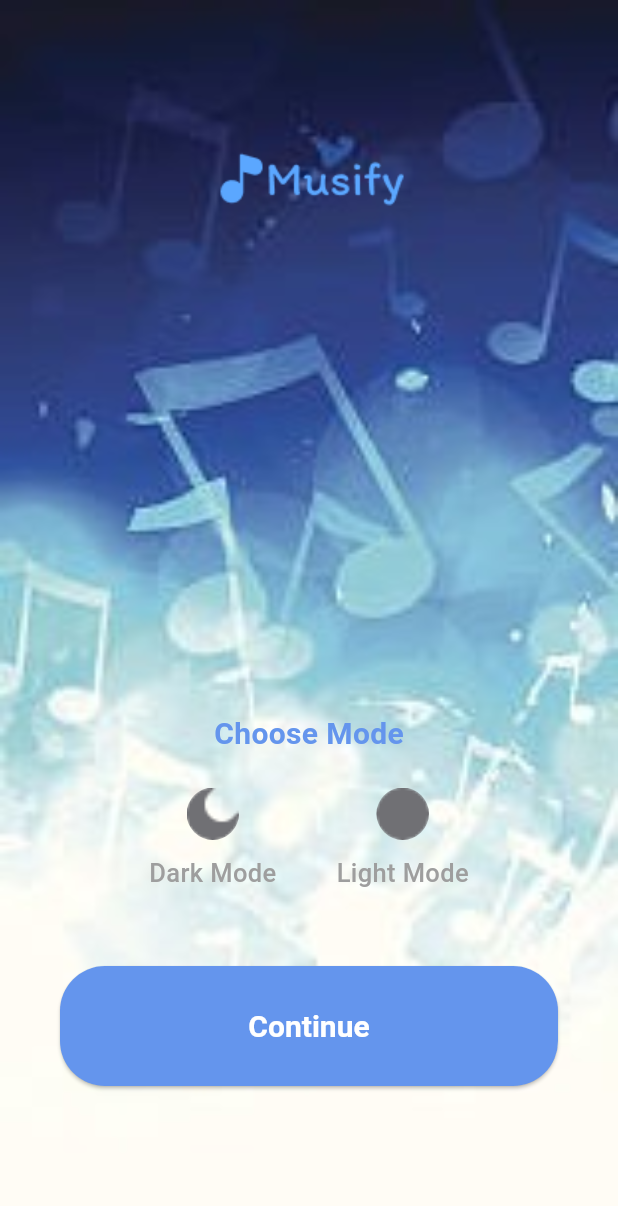
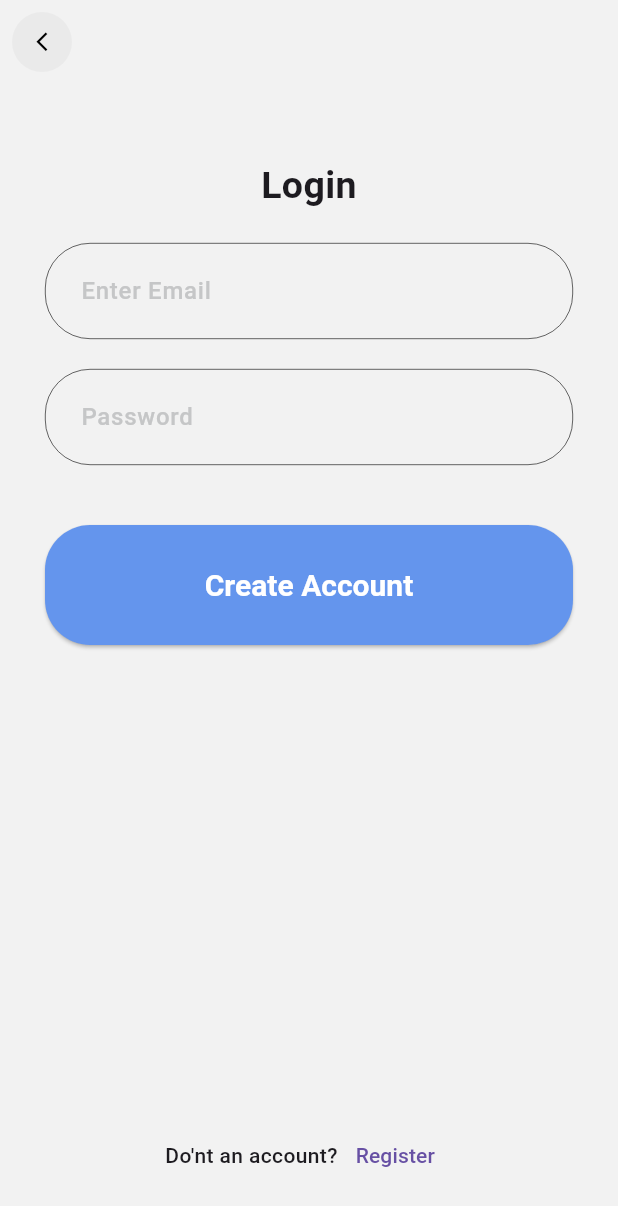
Before and after one commit to ananyadix/musify, a Flutter app: the Choosemode screen opened directly, after a tap on "Continue", on a phone screen of 412 x 824 dp. Shown: the top 1206 px of the screen. Run offline on Flutter 3.47's test engine with Material 3 defaults, Android fonts, the phone set to English and light mode, and no system bars; our stand-ins replace flutter_bloc, hydrated_bloc.

Commit message:
login and sign up screen

```diff
--- /dev/null
+++ b/musify/lib/common/helper/isDarkMode.dart
@@ -0,0 +1,7 @@
+import 'package:flutter/material.dart';
+
+extension DarkMode on BuildContext{
+  bool get isDarkMode{
+    return Theme.of(this).brightness==Brightness.dark;
+  }
+}
--- /dev/null
+++ b/musify/lib/common/widgets/appBar.dart
@@ -0,0 +1,30 @@
+import 'package:flutter/material.dart';
+import 'package:musify/common/helper/isDarkMode.dart';
+
+class Appbar extends StatelessWidget implements PreferredSizeWidget{
+  final Widget? title;
+  const Appbar({this.title,super.key});
+
+  @override
+  Widget build(BuildContext context) {
+    return AppBar(
+      backgroundColor: Colors.transparent,
+      title:title??const Text('') ,
+      centerTitle: true,
+      elevation: 0,
+      leading: IconButton(onPressed: (){Navigator.pop(context);}, icon: Container(
+        height: 50,
+        width: 50,
+        decoration: BoxDecoration(
+          color:context.isDarkMode? Colors.white.withOpacity(0.03):Colors.black.withOpacity(0.03),
+          shape: BoxShape.circle
+        ),
+        child: Icon(Icons.arrow_back_ios_new,size: 15,color: context.isDarkMode?Colors.white:Colors.black,),
+      )),
+    );
+  }
+
+  @override
+  // TODO: implement preferredSize
+  Size get preferredSize => Size.fromHeight(kToolbarHeight);
+}
--- a/musify/lib/core/configs/theme/app_theme.dart
+++ b/musify/lib/core/configs/theme/app_theme.dart
@@ -1,33 +1,72 @@
 import 'package:flutter/material.dart';
 import 'package:musify/core/configs/theme/app_color.dart';
 
-class AppTheme{
-  static final lightTheme=ThemeData(
+class AppTheme {
+  static final lightTheme = ThemeData(
     primaryColor: AppColors.primary,
     scaffoldBackgroundColor: AppColors.lightBackground,
     brightness: Brightness.light,
+    inputDecorationTheme: InputDecorationTheme(
+      filled: true,
+      fillColor: Colors.transparent,
+      hintStyle: TextStyle(
+        color: AppColors.grey,
+        fontWeight: FontWeight.w500
+      ),
+      contentPadding: EdgeInsets.all(20),
+      border: OutlineInputBorder(
+        borderRadius: BorderRadius.circular(30),
+        borderSide: BorderSide(color: Colors.black, width: 0.4),
+      ),
+      enabledBorder: OutlineInputBorder(
+        borderRadius: BorderRadius.circular(30),
+        borderSide: BorderSide(color: Colors.black, width: 0.4),
+      ),
+      focusedBorder: OutlineInputBorder(
+        borderRadius: BorderRadius.circular(30),
+        borderSide: BorderSide(color: AppColors.primary, width: 1.5),  // Slightly bolder focus
+      ),
+    ),
     elevatedButtonTheme: ElevatedButtonThemeData(
       style: ElevatedButton.styleFrom(
         backgroundColor: AppColors.primary,
-        textStyle: const TextStyle(fontSize: 20,fontWeight: FontWeight.bold),
-        shape: RoundedRectangleBorder(
-          borderRadius: BorderRadius.circular(30)
-        )
-      )
-    )
+        textStyle: const TextStyle(fontSize: 20, fontWeight: FontWeight.bold),
+        shape: RoundedRectangleBorder(borderRadius: BorderRadius.circular(30)),
+      ),
+    ),
   );
-  static final darkTheme=ThemeData(
+
+  static final darkTheme = ThemeData(
     primaryColor: AppColors.primary,
     scaffoldBackgroundColor: AppColors.darkBackground,
     brightness: Brightness.dark,
+    inputDecorationTheme: InputDecorationTheme(
+      filled: true,
+      fillColor: Colors.transparent,
+      contentPadding: EdgeInsets.all(20),
+      hintStyle: TextStyle(
+          color: AppColors.darkGrey,
+          fontWeight: FontWeight.w500
+      ),
+      border: OutlineInputBorder(
+        borderRadius: BorderRadius.circular(30),
+        borderSide: BorderSide(color: Colors.white, width: 0.4),
+      ),
+      enabledBorder: OutlineInputBorder(
+        borderRadius: BorderRadius.circular(30),
+        borderSide: BorderSide(color: Colors.white, width: 0.4),
+      ),
+      focusedBorder: OutlineInputBorder(
+        borderRadius: BorderRadius.circular(30),
+        borderSide: BorderSide(color: AppColors.primary, width: 1.5),
+      ),
+    ),
     elevatedButtonTheme: ElevatedButtonThemeData(
       style: ElevatedButton.styleFrom(
         backgroundColor: AppColors.primary,
-              textStyle: const TextStyle(fontSize: 20,fontWeight: FontWeight.bold),
-              shape: RoundedRectangleBorder(
-                  borderRadius: BorderRadius.circular(30)
-              )
-          )
-      )
+        textStyle: const TextStyle(fontSize: 20, fontWeight: FontWeight.bold),
+        shape: RoundedRectangleBorder(borderRadius: BorderRadius.circular(30)),
+      ),
+    ),
   );
 }
--- /dev/null
+++ b/musify/lib/presentation/bloc/themeCubit.dart
@@ -0,0 +1,20 @@
+import 'package:flutter/material.dart';
+import 'package:hydrated_bloc/hydrated_bloc.dart';
+
+class ThemeCubit extends HydratedCubit<ThemeMode> {
+  ThemeCubit() : super(ThemeMode.system);
+
+  void updateTheme(ThemeMode themeMode) => emit(themeMode);
+
+  @override
+  ThemeMode? fromJson(Map<String, dynamic> json) {
+    // Convert stored integer to ThemeMode
+    return ThemeMode.values[json['themeMode'] ?? 0];
+  }
+
+  @override
+  Map<String, dynamic>? toJson(ThemeMode state) {
+    // Store ThemeMode as an integer
+    return {'themeMode': state.index};
+  }
+}
--- a/musify/lib/presentation/pages/intro/chooseMode.dart
+++ b/musify/lib/presentation/pages/intro/chooseMode.dart
@@ -1,6 +1,9 @@
 import 'package:flutter/material.dart';
+import 'package:flutter_bloc/flutter_bloc.dart';
 import 'package:musify/common/widgets/app_button.dart';
 import 'package:musify/core/configs/theme/app_color.dart';
+import 'package:musify/presentation/bloc/themeCubit.dart';
+import 'package:musify/presentation/pages/login&register/login.dart';
 
 class Choosemode extends StatelessWidget {
   const Choosemode({super.key});
@@ -39,7 +42,11 @@ class Choosemode extends StatelessWidget {
                   children: [
                     Column(
                       children: [
-                        ClipOval(
+                        GestureDetector(
+                          onTap: (){
+                            context.read<ThemeCubit>().updateTheme(ThemeMode.dark);
+                          },
+                          child: ClipOval(
                             child: Container(
                               height: 35,
                               width: 35,
@@ -52,13 +59,14 @@ class Choosemode extends StatelessWidget {
                               ),
                             ),
                           ),
+                        ),
                         const SizedBox(height: 10), // Add spacing
                         const Text(
                           "Dark Mode",
                           style: TextStyle(
                             fontSize: 17,
                             fontWeight: FontWeight.w500,
-                            color: Colors.grey,
+                            color:Colors.grey,
                           ),
                         ),
                       ],
@@ -66,7 +74,11 @@ class Choosemode extends StatelessWidget {
                     const SizedBox(width: 40),
                     Column(
                       children: [
-                        ClipOval(
+                        GestureDetector(
+                          onTap: (){
+                            context.read<ThemeCubit>().updateTheme(ThemeMode.light);
+                          },
+                          child: ClipOval(
                             child: Container(
                               height: 35,
                               width: 35,
@@ -76,6 +88,7 @@ class Choosemode extends StatelessWidget {
                               child: Image.asset(
                                 "assets/images/sun.png",
                                 fit: BoxFit.cover, // Ensure proper scaling
+                              ),
                             ),
                           ),
                         ),
@@ -98,7 +111,7 @@ class Choosemode extends StatelessWidget {
                     Navigator.push(
                       context,
                       MaterialPageRoute(
-                        builder: (BuildContext context) => const Choosemode(),
+                        builder: (BuildContext context) => const Login(),
                       ),
                     );
                   },
--- /dev/null
+++ b/musify/lib/presentation/pages/login&register/login.dart
@@ -0,0 +1,65 @@
+import 'package:flutter/material.dart';
+import 'package:musify/common/widgets/appBar.dart';
+import 'package:musify/common/widgets/app_button.dart';
+import 'package:musify/presentation/pages/login&register/register.dart';
+
+class Login extends StatelessWidget {
+  const Login({super.key});
+
+  @override
+  Widget build(BuildContext context) {
+    return Scaffold(
+      appBar: Appbar(),
+      bottomNavigationBar: _registerText(context),
+      body:Padding(padding: EdgeInsets.symmetric(vertical: 50,horizontal: 30),
+        child: Column(
+        crossAxisAlignment: CrossAxisAlignment.center,
+        children: [
+          _loginText(),
+          SizedBox(height: 20,),
+          _emailField(context),
+          SizedBox(height: 20,),
+          _passwordField(context),
+          SizedBox(height: 40,),
+          AppButton(onPressed: (){}, title: "Create Account")
+        ],
+      ))
+    );
+  }
+  Widget _loginText(){
+    return Text("Login",style: TextStyle(fontWeight: FontWeight.bold,fontSize: 25),textAlign: TextAlign.center,);
+  }
+  Widget _emailField(BuildContext context){
+    return TextField(
+      decoration: InputDecoration(hintText: 'Enter Email').applyDefaults(Theme.of(context).inputDecorationTheme),
+    );
+  }
+  Widget _passwordField(BuildContext context){
+    return TextField(
+      decoration: InputDecoration(hintText: 'Password').applyDefaults(Theme.of(context).inputDecorationTheme),
+    );
+  }
+  Widget _registerText(BuildContext context){
+    return Padding(
+      padding: EdgeInsets.symmetric(vertical: 30),
+      child: Row(
+        mainAxisAlignment: MainAxisAlignment.center,
+        children: [
+          Text("Do'nt an account?",style: TextStyle(
+            fontWeight: FontWeight.w500,
+            fontSize: 14
+          ),),
+          TextButton(onPressed: (){Navigator.push(
+            context,
+            MaterialPageRoute(
+              builder: (BuildContext context) => const Register(),
+            ),
+          );}, child: Text("Register",style: TextStyle(
+              fontWeight: FontWeight.w500,
+              fontSize: 14
+          ),),)
+        ],
+      ),
+    );
+  }
+}
--- a/musify/pubspec.yaml
+++ b/musify/pubspec.yaml
@@ -34,6 +34,9 @@ dependencies:
   # The following adds the Cupertino Icons font to your application.
   # Use with the CupertinoIcons class for iOS style icons.
   cupertino_icons: ^1.0.8
+  flutter_bloc: ^9.1.0
+  hydrated_bloc: ^10.0.0
+  path_provider: ^2.1.5
 
 dev_dependencies:
   flutter_test:
```
Also changed, not shown: musify/lib/main.dart (+25 -5 lines), musify/lib/presentation/pages/login&register/register.dart (added, +73 -0 lines), musify/assets/images/mage_music-fill.png, musify/pubspec.lock, 2 other files. Lines whose indentation alone changed are shown as unchanged.
